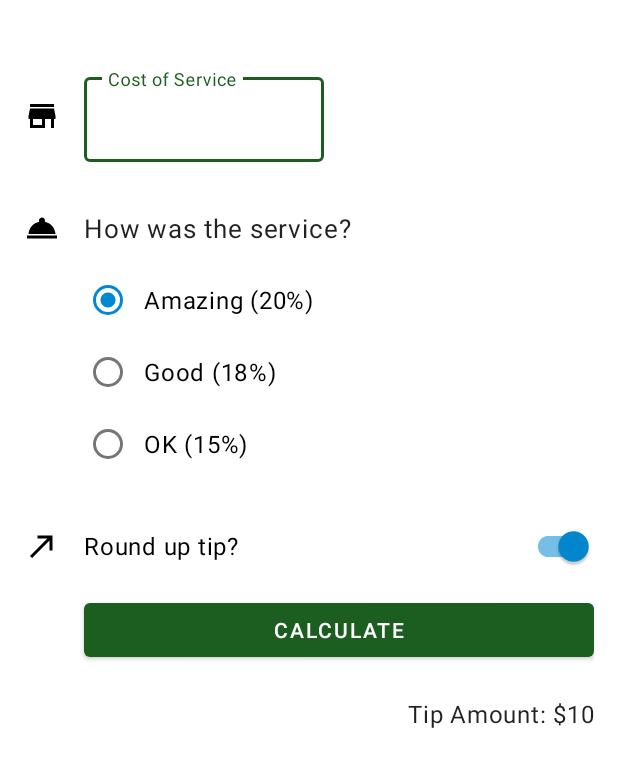
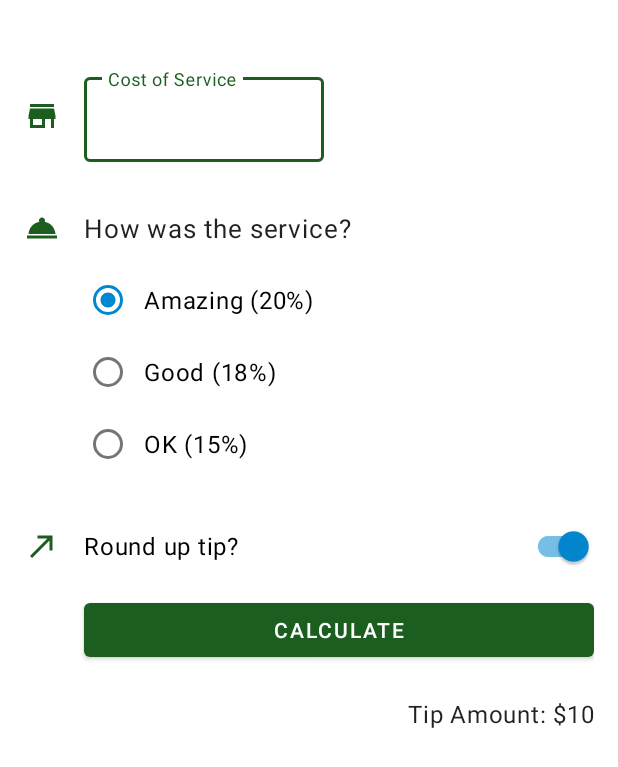
Before and after one commit to ercanpalta/TipTimeAndroid, an Android app: the layout activity_main.xml on its own in the app's theme, with its tools: preview values and no code run, on a phone screen of 412 x 824 dp. Shown: the top 767 px of the screen. Run offline under Robolectric (Android 15) with nearby library versions, the phone set to English and light mode, and no system bars.

Commit message:
Adjusted the tint of the icon vector drawables

```diff
--- a/app/src/main/res/drawable/ic_round_up.xml
+++ b/app/src/main/res/drawable/ic_round_up.xml
@@ -1,4 +1,4 @@
-<vector android:height="24dp" android:tint="#000000"
+<vector android:height="24dp" android:tint="?attr/colorPrimary"
     android:viewportHeight="24" android:viewportWidth="24"
     android:width="24dp" xmlns:android="http://schemas.android.com/apk/res/android">
     <path android:fillColor="@android:color/white" android:pathData="M9,5v2h6.59L4,18.59 5.41,20 17,8.41V15h2V5z"/>
--- a/app/src/main/res/drawable/ic_service.xml
+++ b/app/src/main/res/drawable/ic_service.xml
@@ -1,4 +1,4 @@
-<vector android:height="24dp" android:tint="#000000"
+<vector android:height="24dp" android:tint="?attr/colorPrimary"
     android:viewportHeight="24" android:viewportWidth="24"
     android:width="24dp" xmlns:android="http://schemas.android.com/apk/res/android">
     <path android:fillColor="@android:color/white" android:pathData="M2,17h20v2L2,19zM13.84,7.79c0.1,-0.24 0.16,-0.51 0.16,-0.79 0,-1.1 -0.9,-2 -2,-2s-2,0.9 -2,2c0,0.28 0.06,0.55 0.16,0.79C6.25,8.6 3.27,11.93 3,16h18c-0.27,-4.07 -3.25,-7.4 -7.16,-8.21z"/>
--- a/app/src/main/res/drawable/ic_store.xml
+++ b/app/src/main/res/drawable/ic_store.xml
@@ -1,4 +1,4 @@
-<vector android:height="24dp" android:tint="#000000"
+<vector android:height="24dp" android:tint="?attr/colorPrimary"
     android:viewportHeight="24" android:viewportWidth="24"
     android:width="24dp" xmlns:android="http://schemas.android.com/apk/res/android">
     <path android:fillColor="@android:color/white" android:pathData="M20,4L4,4v2h16L20,4zM21,14v-2l-1,-5L4,7l-1,5v2h1v6h10v-6h4v6h2v-6h1zM12,18L6,18v-4h6v4z"/>
```
